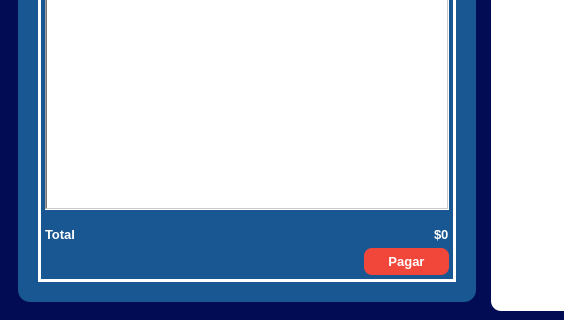
Qt form RawInterfaces/Pagar.ui (Ventthos/PollosExpress) before a commit; both pictures show x 0 to 564 and y 296 to 616 of the 817 by 616 pixel window.
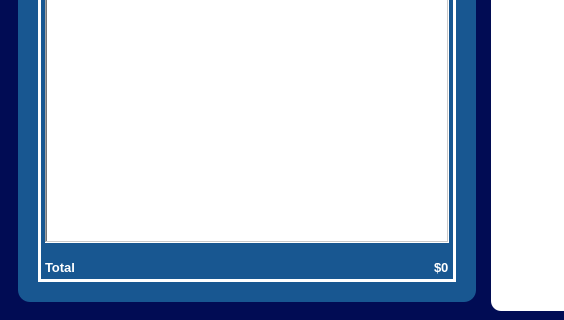
The same form after that commit.

```diff
--- a/RawInterfaces/Pagar.ui
+++ b/RawInterfaces/Pagar.ui
@@ -212,34 +212,6 @@
                  </layout>
                 </widget>
                </item>
-               <item alignment="Qt::AlignRight">
-                <widget class="QPushButton" name="pushButton">
-                 <property name="font">
-                  <font>
-                   <pointsize>10</pointsize>
-                   <weight>75</weight>
-                   <bold>true</bold>
-                  </font>
-                 </property>
-                 <property name="styleSheet">
-                  <string notr="true">#pushButton{
-	color: white;
-	background-color: #f1473a;
-	border: none;
-	padding: 6px 24px;
-	border-radius: 8px;	
-	font-weight: bold;
-}
-
-#pushButton:Hover{
-	background-color: #C73A30;
-}</string>
-                 </property>
-                 <property name="text">
-                  <string>Pagar</string>
-                 </property>
-                </widget>
-               </item>
               </layout>
              </widget>
             </item>
```
